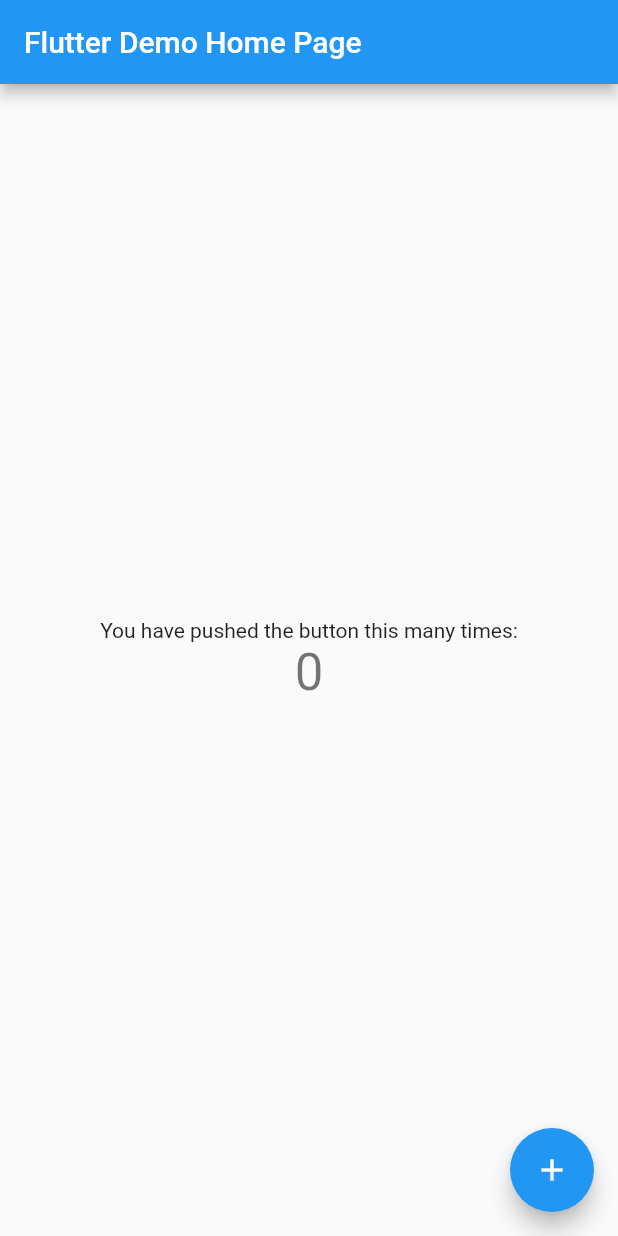
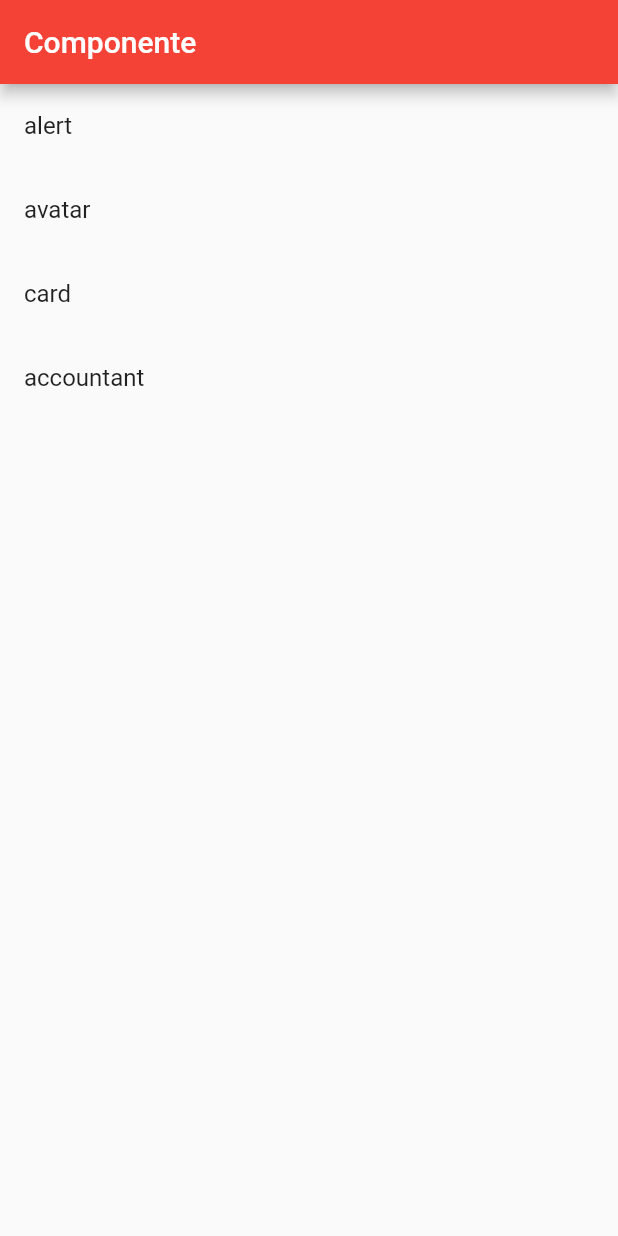
Before and after one commit to viictormg/flutter-components, a Flutter app: the screen it shows after launch, on a phone screen of 412 x 824 dp. Run offline on Flutter 3.47's test engine with Material 2 defaults, Android fonts, the phone set to English and light mode, and no system bars.

Commit message:
navegacion y creacion de cards

```diff
--- /dev/null
+++ b/data/menuOptions.json
@@ -0,0 +1,25 @@
+{
+    "nameApp" : "Componentes",
+    "rutes" : [
+        {
+            "rute" : "alert",
+            "icon" : "add_alert",
+            "texto": "Alertass"
+        },
+        {
+            "rute" : "avatar",
+            "icon" : "accessibility",
+            "texto": "Avatars"
+        },
+        {
+            "rute" : "card",
+            "icon" : "folder_open",
+            "texto": "Cards - Tarjetas"
+        },
+        {
+            "rute" : "accountant",
+            "icon" : "add_alert",
+            "texto": "Accountant"
+        }
+    ]
+}
--- a/lib/main.dart
+++ b/lib/main.dart
@@ -1,113 +1,26 @@
 import 'package:flutter/material.dart';
+import 'package:flutter_application/src/pages/alertPage.dart';
+import 'package:flutter_application/src/routes/routes.dart';
 
 void main() {
   runApp(MyApp());
 }
 
 class MyApp extends StatelessWidget {
-  // This widget is the root of your application.
   @override
   Widget build(BuildContext context) {
     return MaterialApp(
       title: 'Flutter Demo',
-      theme: ThemeData(
-        // This is the theme of your application.
-        //
-        // Try running your application with "flutter run". You'll see the
-        // application has a blue toolbar. Then, without quitting the app, try
-        // changing the primarySwatch below to Colors.green and then invoke
-        // "hot reload" (press "r" in the console where you ran "flutter run",
-        // or simply save your changes to "hot reload" in a Flutter IDE).
-        // Notice that the counter didn't reset back to zero; the application
-        // is not restarted.
-        primarySwatch: Colors.blue,
-      ),
-      home: MyHomePage(title: 'Flutter Demo Home Page'),
+      debugShowCheckedModeBanner: false,
+      theme: ThemeData(primarySwatch: Colors.red),
+      initialRoute: "/",
+      routes: getAplicationRoutes(),
+      onGenerateRoute: (RouteSettings settings) {
+        print('ruta llamada ${settings.name}');
+        return MaterialPageRoute(builder: (BuildContext context) {
+          return (AlertPage());
+        });
+      },
     );
   }
 }
-
-class MyHomePage extends StatefulWidget {
-  MyHomePage({Key key, this.title}) : super(key: key);
-
-  // This widget is the home page of your application. It is stateful, meaning
-  // that it has a State object (defined below) that contains fields that affect
-  // how it looks.
-
-  // This class is the configuration for the state. It holds the values (in this
-  // case the title) provided by the parent (in this case the App widget) and
-  // used by the build method of the State. Fields in a Widget subclass are
-  // always marked "final".
-
-  final String title;
-
-  @override
-  _MyHomePageState createState() => _MyHomePageState();
-}
-
-class _MyHomePageState extends State<MyHomePage> {
-  int _counter = 0;
-
-  void _incrementCounter() {
-    setState(() {
-      // This call to setState tells the Flutter framework that something has
-      // changed in this State, which causes it to rerun the build method below
-      // so that the display can reflect the updated values. If we changed
-      // _counter without calling setState(), then the build method would not be
-      // called again, and so nothing would appear to happen.
-      _counter++;
-    });
-  }
-
-  @override
-  Widget build(BuildContext context) {
-    // This method is rerun every time setState is called, for instance as done
-    // by the _incrementCounter method above.
-    //
-    // The Flutter framework has been optimized to make rerunning build methods
-    // fast, so that you can just rebuild anything that needs updating rather
-    // than having to individually change instances of widgets.
-    return Scaffold(
-      appBar: AppBar(
-        // Here we take the value from the MyHomePage object that was created by
-        // the App.build method, and use it to set our appbar title.
-        title: Text(widget.title),
-      ),
-      body: Center(
-        // Center is a layout widget. It takes a single child and positions it
-        // in the middle of the parent.
-        child: Column(
-          // Column is also a layout widget. It takes a list of children and
-          // arranges them vertically. By default, it sizes itself to fit its
-          // children horizontally, and tries to be as tall as its parent.
-          //
-          // Invoke "debug painting" (press "p" in the console, choose the
-          // "Toggle Debug Paint" action from the Flutter Inspector in Android
-          // Studio, or the "Toggle Debug Paint" command in Visual Studio Code)
-          // to see the wireframe for each widget.
-          //
-          // Column has various properties to control how it sizes itself and
-          // how it positions its children. Here we use mainAxisAlignment to
-          // center the children vertically; the main axis here is the vertical
-          // axis because Columns are vertical (the cross axis would be
-          // horizontal).
-          mainAxisAlignment: MainAxisAlignment.center,
-          children: <Widget>[
-            Text(
-              'You have pushed the button this many times:',
-            ),
-            Text(
-              '$_counter',
-              style: Theme.of(context).textTheme.headline4,
-            ),
-          ],
-        ),
-      ),
-      floatingActionButton: FloatingActionButton(
-        onPressed: _incrementCounter,
-        tooltip: 'Increment',
-        child: Icon(Icons.add),
-      ), // This trailing comma makes auto-formatting nicer for build methods.
-    );
-  }
-}
--- /dev/null
+++ b/lib/src/pages/homePage.dart
@@ -0,0 +1,45 @@
+import 'package:flutter/material.dart';
+import 'package:flutter_application/src/providers/menuProvider.dart';
+
+class HomePage extends StatelessWidget {
+  @override
+  Widget build(BuildContext context) {
+    return (Scaffold(
+        appBar: AppBar(
+          title: Text("Componente"),
+        ),
+        body: _listOptions()
+        // child: Column(
+        //   children: []
+        // ),
+        ));
+  }
+
+  Widget _listOptions() {
+    return (FutureBuilder(
+      future: menuProvider.loadOptions(),
+      initialData: [],
+      builder: (context, AsyncSnapshot<List<dynamic>> snapshot) {
+        return ListView(
+          children: _options(snapshot.data, context),
+        );
+      },
+    ));
+  }
+
+  List<Widget> _options(List<dynamic> data, context) {
+    final List<Widget> options = [];
+    data.forEach((opt) {
+      final widgetTemp = ListTile(
+        title: Text(opt['rute']),
+        onTap: () {
+          Navigator.pushNamed(context, opt['rute']);
+        },
+      );
+
+      options.add(widgetTemp);
+    });
+
+    return options;
+  }
+}
--- /dev/null
+++ b/lib/src/routes/routes.dart
@@ -0,0 +1,14 @@
+import 'package:flutter/material.dart';
+import 'package:flutter_application/src/pages/accountant.dart';
+import 'package:flutter_application/src/pages/alertPage.dart';
+import 'package:flutter_application/src/pages/cardPage.dart';
+import 'package:flutter_application/src/pages/homePage.dart';
+
+Map<String, WidgetBuilder> getAplicationRoutes() {
+  return (<String, WidgetBuilder>{
+    "/": (BuildContext context) => HomePage(),
+    "card": (BuildContext context) => CardPage(),
+    "alert": (BuildContext context) => AlertPage(),
+    "accountant": (BuildContext context) => Accountant()
+  });
+}
--- a/pubspec.yaml
+++ b/pubspec.yaml
@@ -45,8 +45,8 @@
   uses-material-design: true
 
   # To add assets to your application, add an assets section, like this:
-  # assets:
-  #   - images/a_dot_burr.jpeg
+  assets:
+    - data/menuOptions.json
   #   - images/a_dot_ham.jpeg
 
   # An image asset can refer to one or more resolution-specific "variants", see
```
Also changed, not shown: lib/src/pages/accountant.dart (added, +40 -0 lines), lib/src/pages/alertPage.dart (added, +21 -0 lines), lib/src/pages/cardPage.dart (added, +41 -0 lines), lib/src/providers/menuProvider.dart (added, +12 -0 lines).
